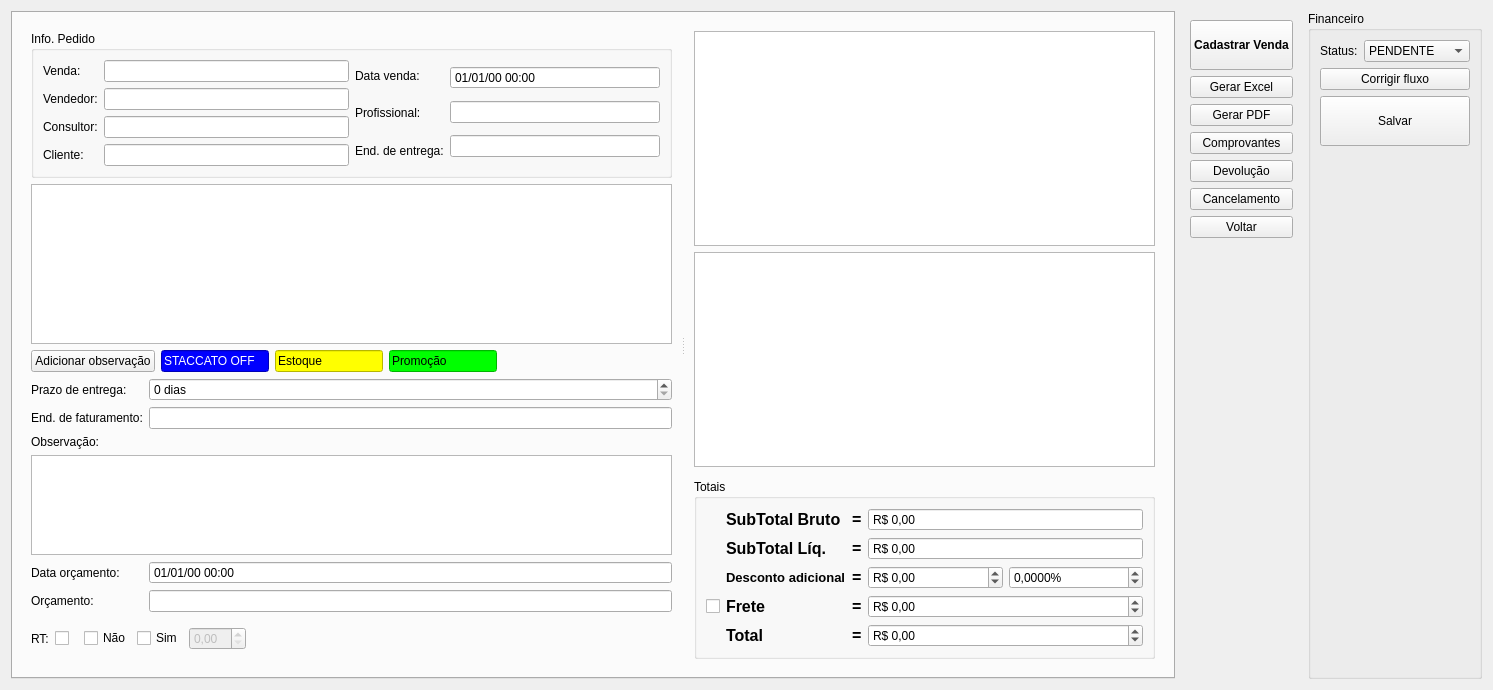
The window that ui/venda.ui (darktorres/ERP-STACCATO) describes before a commit, drawn with Qt 5.
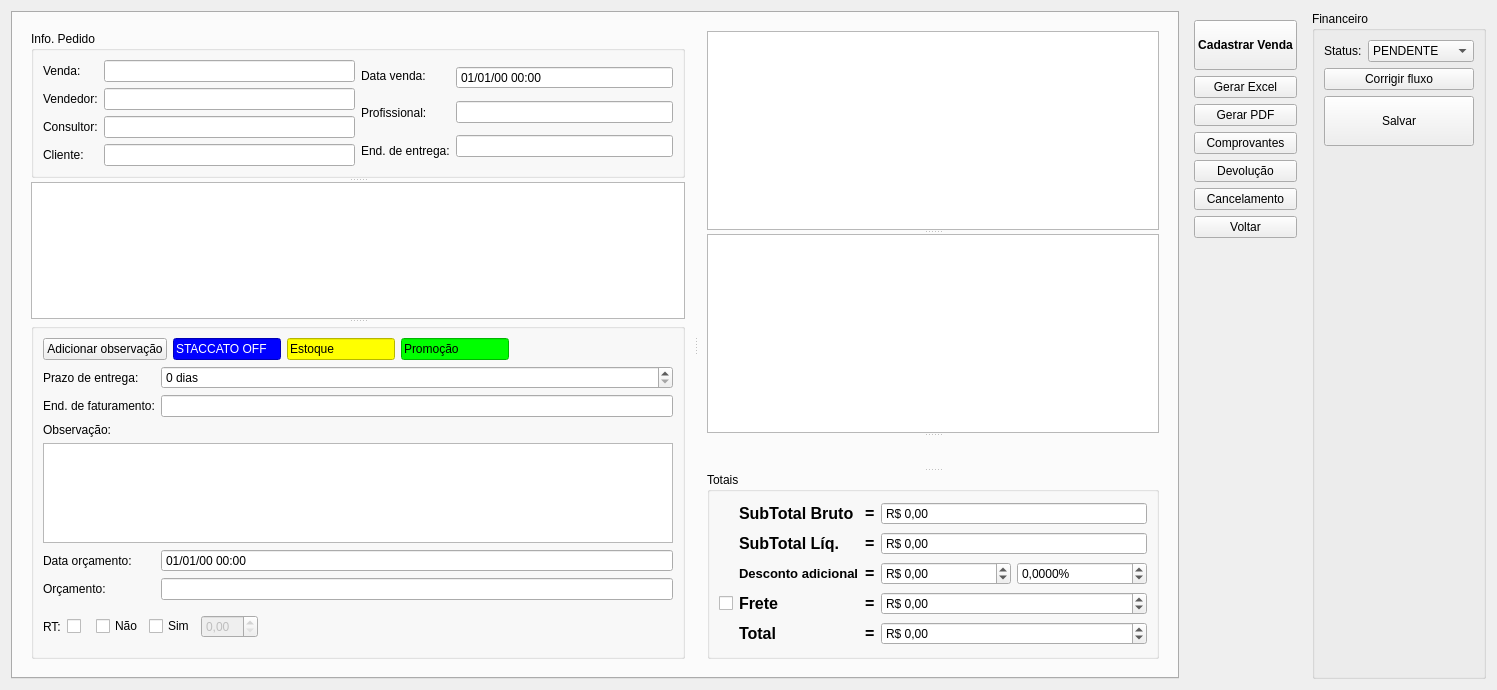
The same window after the commit. Custom widgets are drawn as their Qt base class.

Commit message: Adicionado splitters para melhor visualização do Orçamento/Venda

```diff
--- a/ui/venda.ui
+++ b/ui/venda.ui
@@ -6,7 +6,7 @@
    <rect>
     <x>0</x>
     <y>0</y>
-    <width>1493</width>
+    <width>1497</width>
     <height>690</height>
    </rect>
   </property>
@@ -46,300 +46,11 @@
            <number>0</number>
           </property>
           <layout class="QGridLayout" name="gridLayout_5">
-           <item row="5" column="0">
-            <widget class="QLabel" name="labelEndereco_9">
-             <property name="sizePolicy">
-              <sizepolicy hsizetype="Fixed" vsizetype="Minimum">
-               <horstretch>0</horstretch>
-               <verstretch>0</verstretch>
-              </sizepolicy>
-             </property>
-             <property name="text">
-              <string>Observação:</string>
-             </property>
-            </widget>
-           </item>
-           <item row="7" column="0">
-            <widget class="QLabel" name="labelDateTimeOrc">
-             <property name="text">
-              <string>Data orçamento:</string>
-             </property>
-            </widget>
-           </item>
-           <item row="4" column="1">
-            <widget class="ItemBox" name="itemBoxEnderecoFat"/>
-           </item>
-           <item row="3" column="0">
-            <widget class="QLabel" name="labelPrazoEntrega">
-             <property name="sizePolicy">
-              <sizepolicy hsizetype="Fixed" vsizetype="Minimum">
-               <horstretch>0</horstretch>
-               <verstretch>0</verstretch>
-              </sizepolicy>
-             </property>
-             <property name="text">
-              <string>Prazo de entrega:</string>
-             </property>
-            </widget>
-           </item>
-           <item row="4" column="0">
-            <widget class="QLabel" name="labelPrazoEntrega_2">
-             <property name="sizePolicy">
-              <sizepolicy hsizetype="Fixed" vsizetype="Minimum">
-               <horstretch>0</horstretch>
-               <verstretch>0</verstretch>
-              </sizepolicy>
-             </property>
-             <property name="text">
-              <string>End. de faturamento:</string>
-             </property>
-            </widget>
-           </item>
-           <item row="6" column="0" colspan="2">
-            <widget class="QPlainTextEdit" name="plainTextEdit">
-             <property name="sizePolicy">
-              <sizepolicy hsizetype="Expanding" vsizetype="Fixed">
-               <horstretch>0</horstretch>
-               <verstretch>0</verstretch>
-              </sizepolicy>
-             </property>
-             <property name="maximumSize">
-              <size>
-               <width>16777215</width>
-               <height>100</height>
-              </size>
-             </property>
-            </widget>
-           </item>
-           <item row="1" column="0" colspan="2">
-            <widget class="TreeView" name="treeView">
-             <property name="editTriggers">
-              <set>QAbstractItemView::NoEditTriggers</set>
-             </property>
-             <property name="selectionMode">
-              <enum>QAbstractItemView::MultiSelection</enum>
-             </property>
-            </widget>
-           </item>
-           <item row="3" column="1">
-            <widget class="QSpinBox" name="spinBoxPrazoEntrega">
-             <property name="suffix">
-              <string> dias</string>
-             </property>
-             <property name="maximum">
-              <number>365</number>
-             </property>
-             <property name="singleStep">
-              <number>1</number>
-             </property>
-            </widget>
-           </item>
-           <item row="9" column="0" colspan="2">
-            <layout class="QGridLayout" name="gridLayout_4">
-             <item row="0" column="3">
-              <widget class="QFrame" name="frameRT">
-               <property name="frameShape">
-                <enum>QFrame::NoFrame</enum>
-               </property>
-               <property name="frameShadow">
-                <enum>QFrame::Raised</enum>
-               </property>
-               <layout class="QGridLayout" name="gridLayout_9">
-                <item row="0" column="1">
-                 <widget class="QCheckBox" name="checkBoxPontuacaoPadrao">
-                  <property name="sizePolicy">
-                   <sizepolicy hsizetype="Fixed" vsizetype="Fixed">
-                    <horstretch>0</horstretch>
-                    <verstretch>0</verstretch>
-                   </sizepolicy>
-                  </property>
-                  <property name="text">
-                   <string>Sim</string>
-                  </property>
-                 </widget>
-                </item>
-                <item row="0" column="2">
-                 <widget class="QDoubleSpinBox" name="doubleSpinBoxPontuacao">
-                  <property name="enabled">
-                   <bool>false</bool>
-                  </property>
-                  <property name="maximum">
-                   <double>15.000000000000000</double>
-                  </property>
-                 </widget>
-                </item>
-                <item row="0" column="3">
-                 <spacer name="horizontalSpacer">
-                  <property name="orientation">
-                   <enum>Qt::Horizontal</enum>
-                  </property>
-                  <property name="sizeHint" stdset="0">
-                   <size>
-                    <width>352</width>
-                    <height>23</height>
-                   </size>
-                  </property>
-                 </spacer>
-                </item>
                 <item row="0" column="0">
-                 <widget class="QCheckBox" name="checkBoxPontuacaoIsento">
-                  <property name="sizePolicy">
-                   <sizepolicy hsizetype="Fixed" vsizetype="Fixed">
-                    <horstretch>0</horstretch>
-                    <verstretch>0</verstretch>
-                   </sizepolicy>
-                  </property>
-                  <property name="text">
-                   <string>Não</string>
-                  </property>
-                 </widget>
-                </item>
-               </layout>
-              </widget>
-             </item>
-             <item row="0" column="1">
-              <widget class="QCheckBox" name="checkBoxRT">
-               <property name="text">
-                <string/>
-               </property>
-              </widget>
-             </item>
-             <item row="0" column="0">
-              <widget class="QLabel" name="labelRT">
-               <property name="text">
-                <string>RT:</string>
-               </property>
-              </widget>
-             </item>
-            </layout>
-           </item>
-           <item row="2" column="0" colspan="2">
-            <layout class="QHBoxLayout" name="horizontalLayout_5">
-             <item>
-              <widget class="QPushButton" name="pushButtonAdicionarObservacao">
-               <property name="text">
-                <string>Adicionar observação</string>
-               </property>
-               <property name="autoDefault">
-                <bool>false</bool>
-               </property>
-              </widget>
-             </item>
-             <item>
-              <widget class="QLineEdit" name="lineEditEstoque_2">
-               <property name="sizePolicy">
-                <sizepolicy hsizetype="Fixed" vsizetype="Fixed">
-                 <horstretch>0</horstretch>
-                 <verstretch>0</verstretch>
-                </sizepolicy>
-               </property>
-               <property name="styleSheet">
-                <string notr="true">background-color: rgb(0, 0, 255);
-color: rgb(255, 255, 255);</string>
-               </property>
-               <property name="text">
-                <string>STACCATO OFF</string>
-               </property>
-               <property name="readOnly">
-                <bool>true</bool>
-               </property>
-              </widget>
-             </item>
-             <item>
-              <widget class="QLineEdit" name="lineEditEstoque_3">
-               <property name="sizePolicy">
-                <sizepolicy hsizetype="Fixed" vsizetype="Fixed">
-                 <horstretch>0</horstretch>
-                 <verstretch>0</verstretch>
-                </sizepolicy>
-               </property>
-               <property name="styleSheet">
-                <string notr="true">background-color: rgb(255, 255, 0);
-color: rgb(0, 0, 0);</string>
-               </property>
-               <property name="text">
-                <string>Estoque</string>
-               </property>
-               <property name="readOnly">
-                <bool>true</bool>
-               </property>
-              </widget>
-             </item>
-             <item>
-              <widget class="QLineEdit" name="lineEditPromocao_2">
-               <property name="sizePolicy">
-                <sizepolicy hsizetype="Fixed" vsizetype="Fixed">
-                 <horstretch>0</horstretch>
-                 <verstretch>0</verstretch>
-                </sizepolicy>
-               </property>
-               <property name="styleSheet">
-                <string notr="true">background-color: rgb(0, 255, 0);
-color: rgb(0, 0, 0);</string>
-               </property>
-               <property name="text">
-                <string>Promoção</string>
-               </property>
-               <property name="readOnly">
-                <bool>true</bool>
-               </property>
-              </widget>
-             </item>
-             <item>
-              <spacer name="horizontalSpacer_2">
+            <widget class="QSplitter" name="splitter_3">
                <property name="orientation">
-                <enum>Qt::Horizontal</enum>
-               </property>
-               <property name="sizeHint" stdset="0">
-                <size>
-                 <width>40</width>
-                 <height>20</height>
-                </size>
-               </property>
-              </spacer>
-             </item>
-            </layout>
-           </item>
-           <item row="8" column="1">
-            <widget class="QLineEdit" name="lineEditIdOrcamento">
-             <property name="readOnly">
-              <bool>true</bool>
-             </property>
-            </widget>
-           </item>
-           <item row="8" column="0">
-            <widget class="QLabel" name="labelIdOrcamento">
-             <property name="sizePolicy">
-              <sizepolicy hsizetype="Fixed" vsizetype="Minimum">
-               <horstretch>0</horstretch>
-               <verstretch>0</verstretch>
-              </sizepolicy>
-             </property>
-             <property name="text">
-              <string>Orçamento:</string>
-             </property>
-            </widget>
-           </item>
-           <item row="7" column="1">
-            <widget class="QDateTimeEdit" name="dateTimeEditOrc">
-             <property name="toolTip">
-              <string>&lt;html&gt;&lt;head/&gt;&lt;body&gt;&lt;p&gt;Data/hora em que o orçamento foi criado pela primeira vez&lt;/p&gt;&lt;/body&gt;&lt;/html&gt;</string>
-             </property>
-             <property name="readOnly">
-              <bool>true</bool>
-             </property>
-             <property name="buttonSymbols">
-              <enum>QAbstractSpinBox::NoButtons</enum>
-             </property>
-             <property name="displayFormat">
-              <string>dd/MM/yy hh:mm</string>
-             </property>
-             <property name="calendarPopup">
-              <bool>false</bool>
-             </property>
-            </widget>
-           </item>
-           <item row="0" column="0" colspan="2">
+              <enum>Qt::Vertical</enum>
+             </property>
             <widget class="QGroupBox" name="groupBox_9">
              <property name="title">
               <string>Info. Pedido</string>
@@ -493,6 +204,305 @@
               </item>
              </layout>
             </widget>
+             <widget class="TreeView" name="treeView">
+              <property name="editTriggers">
+               <set>QAbstractItemView::NoEditTriggers</set>
+              </property>
+              <property name="selectionMode">
+               <enum>QAbstractItemView::MultiSelection</enum>
+              </property>
+             </widget>
+             <widget class="QGroupBox" name="groupBox">
+              <property name="title">
+               <string/>
+              </property>
+              <layout class="QGridLayout" name="gridLayout_10">
+               <item row="0" column="0" colspan="2">
+                <layout class="QHBoxLayout" name="horizontalLayout_5">
+                 <item>
+                  <widget class="QPushButton" name="pushButtonAdicionarObservacao">
+                   <property name="text">
+                    <string>Adicionar observação</string>
+                   </property>
+                   <property name="autoDefault">
+                    <bool>false</bool>
+                   </property>
+                  </widget>
+                 </item>
+                 <item>
+                  <widget class="QLineEdit" name="lineEditEstoque_2">
+                   <property name="sizePolicy">
+                    <sizepolicy hsizetype="Fixed" vsizetype="Fixed">
+                     <horstretch>0</horstretch>
+                     <verstretch>0</verstretch>
+                    </sizepolicy>
+                   </property>
+                   <property name="styleSheet">
+                    <string notr="true">background-color: rgb(0, 0, 255);
+color: rgb(255, 255, 255);</string>
+                   </property>
+                   <property name="text">
+                    <string>STACCATO OFF</string>
+                   </property>
+                   <property name="readOnly">
+                    <bool>true</bool>
+                   </property>
+                  </widget>
+                 </item>
+                 <item>
+                  <widget class="QLineEdit" name="lineEditEstoque_3">
+                   <property name="sizePolicy">
+                    <sizepolicy hsizetype="Fixed" vsizetype="Fixed">
+                     <horstretch>0</horstretch>
+                     <verstretch>0</verstretch>
+                    </sizepolicy>
+                   </property>
+                   <property name="styleSheet">
+                    <string notr="true">background-color: rgb(255, 255, 0);
+color: rgb(0, 0, 0);</string>
+                   </property>
+                   <property name="text">
+                    <string>Estoque</string>
+                   </property>
+                   <property name="readOnly">
+                    <bool>true</bool>
+                   </property>
+                  </widget>
+                 </item>
+                 <item>
+                  <widget class="QLineEdit" name="lineEditPromocao_2">
+                   <property name="sizePolicy">
+                    <sizepolicy hsizetype="Fixed" vsizetype="Fixed">
+                     <horstretch>0</horstretch>
+                     <verstretch>0</verstretch>
+                    </sizepolicy>
+                   </property>
+                   <property name="styleSheet">
+                    <string notr="true">background-color: rgb(0, 255, 0);
+color: rgb(0, 0, 0);</string>
+                   </property>
+                   <property name="text">
+                    <string>Promoção</string>
+                   </property>
+                   <property name="readOnly">
+                    <bool>true</bool>
+                   </property>
+                  </widget>
+                 </item>
+                 <item>
+                  <spacer name="horizontalSpacer_2">
+                   <property name="orientation">
+                    <enum>Qt::Horizontal</enum>
+                   </property>
+                   <property name="sizeHint" stdset="0">
+                    <size>
+                     <width>40</width>
+                     <height>20</height>
+                    </size>
+                   </property>
+                  </spacer>
+                 </item>
+                </layout>
+               </item>
+               <item row="1" column="0">
+                <widget class="QLabel" name="labelPrazoEntrega">
+                 <property name="sizePolicy">
+                  <sizepolicy hsizetype="Fixed" vsizetype="Minimum">
+                   <horstretch>0</horstretch>
+                   <verstretch>0</verstretch>
+                  </sizepolicy>
+                 </property>
+                 <property name="text">
+                  <string>Prazo de entrega:</string>
+                 </property>
+                </widget>
+               </item>
+               <item row="1" column="1">
+                <widget class="QSpinBox" name="spinBoxPrazoEntrega">
+                 <property name="suffix">
+                  <string> dias</string>
+                 </property>
+                 <property name="maximum">
+                  <number>365</number>
+                 </property>
+                 <property name="singleStep">
+                  <number>1</number>
+                 </property>
+                </widget>
+               </item>
+               <item row="2" column="0">
+                <widget class="QLabel" name="labelPrazoEntrega_2">
+                 <property name="sizePolicy">
+                  <sizepolicy hsizetype="Fixed" vsizetype="Minimum">
+                   <horstretch>0</horstretch>
+                   <verstretch>0</verstretch>
+                  </sizepolicy>
+                 </property>
+                 <property name="text">
+                  <string>End. de faturamento:</string>
+                 </property>
+                </widget>
+               </item>
+               <item row="2" column="1">
+                <widget class="ItemBox" name="itemBoxEnderecoFat"/>
+               </item>
+               <item row="3" column="0">
+                <widget class="QLabel" name="labelEndereco_9">
+                 <property name="sizePolicy">
+                  <sizepolicy hsizetype="Fixed" vsizetype="Minimum">
+                   <horstretch>0</horstretch>
+                   <verstretch>0</verstretch>
+                  </sizepolicy>
+                 </property>
+                 <property name="text">
+                  <string>Observação:</string>
+                 </property>
+                </widget>
+               </item>
+               <item row="4" column="0" colspan="2">
+                <widget class="QPlainTextEdit" name="plainTextEdit">
+                 <property name="sizePolicy">
+                  <sizepolicy hsizetype="Expanding" vsizetype="Fixed">
+                   <horstretch>0</horstretch>
+                   <verstretch>0</verstretch>
+                  </sizepolicy>
+                 </property>
+                 <property name="maximumSize">
+                  <size>
+                   <width>16777215</width>
+                   <height>100</height>
+                  </size>
+                 </property>
+                </widget>
+               </item>
+               <item row="5" column="0">
+                <widget class="QLabel" name="labelDateTimeOrc">
+                 <property name="text">
+                  <string>Data orçamento:</string>
+                 </property>
+                </widget>
+               </item>
+               <item row="5" column="1">
+                <widget class="QDateTimeEdit" name="dateTimeEditOrc">
+                 <property name="toolTip">
+                  <string>&lt;html&gt;&lt;head/&gt;&lt;body&gt;&lt;p&gt;Data/hora em que o orçamento foi criado pela primeira vez&lt;/p&gt;&lt;/body&gt;&lt;/html&gt;</string>
+                 </property>
+                 <property name="readOnly">
+                  <bool>true</bool>
+                 </property>
+                 <property name="buttonSymbols">
+                  <enum>QAbstractSpinBox::NoButtons</enum>
+                 </property>
+                 <property name="displayFormat">
+                  <string>dd/MM/yy hh:mm</string>
+                 </property>
+                 <property name="calendarPopup">
+                  <bool>false</bool>
+                 </property>
+                </widget>
+               </item>
+               <item row="6" column="0">
+                <widget class="QLabel" name="labelIdOrcamento">
+                 <property name="sizePolicy">
+                  <sizepolicy hsizetype="Fixed" vsizetype="Minimum">
+                   <horstretch>0</horstretch>
+                   <verstretch>0</verstretch>
+                  </sizepolicy>
+                 </property>
+                 <property name="text">
+                  <string>Orçamento:</string>
+                 </property>
+                </widget>
+               </item>
+               <item row="6" column="1">
+                <widget class="QLineEdit" name="lineEditIdOrcamento">
+                 <property name="readOnly">
+                  <bool>true</bool>
+                 </property>
+                </widget>
+               </item>
+               <item row="7" column="0" colspan="2">
+                <layout class="QGridLayout" name="gridLayout_4">
+                 <item row="0" column="3">
+                  <widget class="QFrame" name="frameRT">
+                   <property name="frameShape">
+                    <enum>QFrame::NoFrame</enum>
+                   </property>
+                   <property name="frameShadow">
+                    <enum>QFrame::Raised</enum>
+                   </property>
+                   <layout class="QGridLayout" name="gridLayout_9">
+                    <item row="0" column="1">
+                     <widget class="QCheckBox" name="checkBoxPontuacaoPadrao">
+                      <property name="sizePolicy">
+                       <sizepolicy hsizetype="Fixed" vsizetype="Fixed">
+                        <horstretch>0</horstretch>
+                        <verstretch>0</verstretch>
+                       </sizepolicy>
+                      </property>
+                      <property name="text">
+                       <string>Sim</string>
+                      </property>
+                     </widget>
+                    </item>
+                    <item row="0" column="2">
+                     <widget class="QDoubleSpinBox" name="doubleSpinBoxPontuacao">
+                      <property name="enabled">
+                       <bool>false</bool>
+                      </property>
+                      <property name="maximum">
+                       <double>15.000000000000000</double>
+                      </property>
+                     </widget>
+                    </item>
+                    <item row="0" column="3">
+                     <spacer name="horizontalSpacer">
+                      <property name="orientation">
+                       <enum>Qt::Horizontal</enum>
+                      </property>
+                      <property name="sizeHint" stdset="0">
+                       <size>
+                        <width>352</width>
+                        <height>23</height>
+                       </size>
+                      </property>
+                     </spacer>
+                    </item>
+                    <item row="0" column="0">
+                     <widget class="QCheckBox" name="checkBoxPontuacaoIsento">
+                      <property name="sizePolicy">
+                       <sizepolicy hsizetype="Fixed" vsizetype="Fixed">
+                        <horstretch>0</horstretch>
+                        <verstretch>0</verstretch>
+                       </sizepolicy>
+                      </property>
+                      <property name="text">
+                       <string>Não</string>
+                      </property>
+                     </widget>
+                    </item>
+                   </layout>
+                  </widget>
+                 </item>
+                 <item row="0" column="1">
+                  <widget class="QCheckBox" name="checkBoxRT">
+                   <property name="text">
+                    <string/>
+                   </property>
+                  </widget>
+                 </item>
+                 <item row="0" column="0">
+                  <widget class="QLabel" name="labelRT">
+                   <property name="text">
+                    <string>RT:</string>
+                   </property>
+                  </widget>
+                 </item>
+                </layout>
+               </item>
+              </layout>
+             </widget>
+            </widget>
            </item>
           </layout>
          </widget>
@@ -508,6 +518,10 @@
           </property>
           <layout class="QGridLayout" name="gridLayout_3">
            <item row="0" column="0">
+            <widget class="QSplitter" name="splitter_2">
+             <property name="orientation">
+              <enum>Qt::Vertical</enum>
+             </property>
             <widget class="TableView" name="tableFluxoCaixa">
              <property name="sizePolicy">
               <sizepolicy hsizetype="Preferred" vsizetype="Expanding">
@@ -528,8 +542,6 @@
               <bool>false</bool>
              </attribute>
             </widget>
-           </item>
-           <item row="1" column="0">
             <widget class="TableView" name="tableFluxoCaixa2">
              <property name="sizePolicy">
               <sizepolicy hsizetype="Preferred" vsizetype="Expanding">
@@ -553,11 +565,7 @@
               <bool>false</bool>
              </attribute>
             </widget>
-           </item>
-           <item row="2" column="0">
             <widget class="WidgetPagamentos" name="widgetPgts" native="true"/>
-           </item>
-           <item row="3" column="0">
             <widget class="QGroupBox" name="groupBox_3">
              <property name="title">
               <string>Totais</string>
@@ -931,6 +939,7 @@
               </item>
              </layout>
             </widget>
+            </widget>
            </item>
           </layout>
          </widget>
```
Left out of the diff: 5 changed lines with no effect on the pictures. Lines whose indentation alone changed are shown as unchanged. The commit also changes 1 other file.
